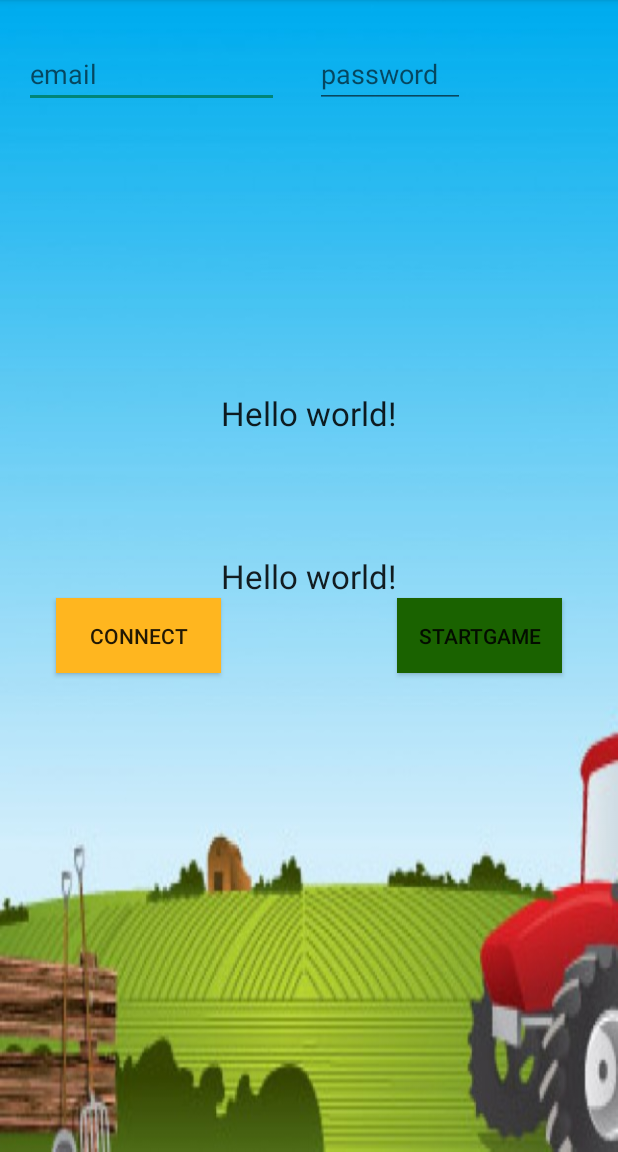
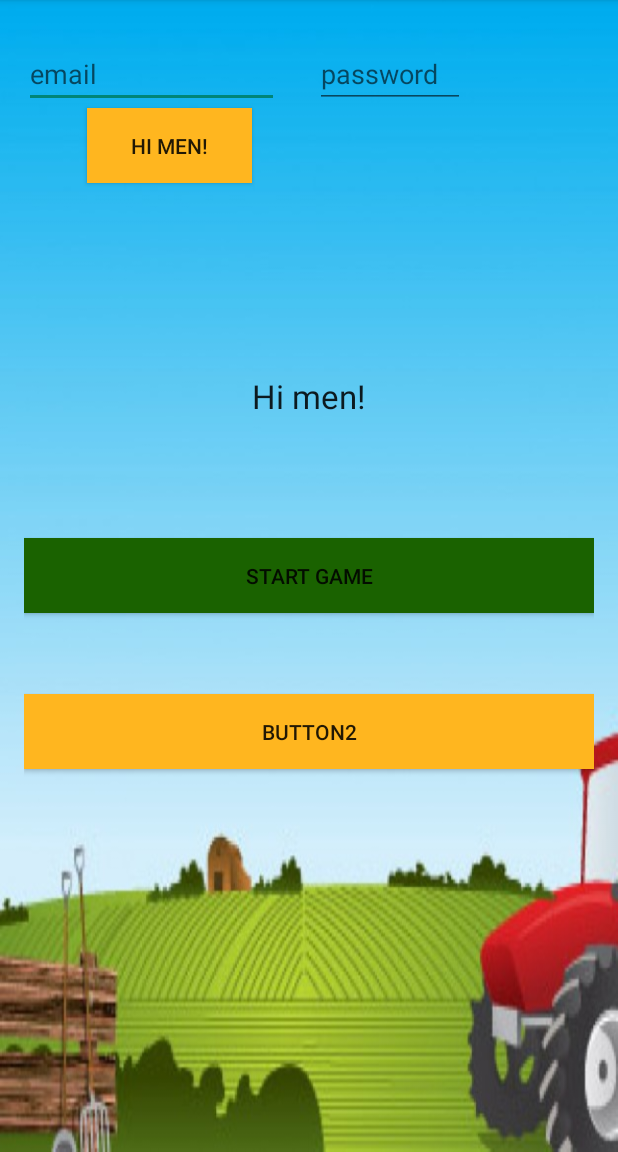
Before and after one commit to Nikita081/BullsAndCows, an Android app: the MainActivity screen opened directly, with no data from a screen before it, on a phone screen of 412 x 824 dp, the part 84-1236 px from its top. Run offline under Robolectric (Android 15) with nearby library versions, the phone set to English and light mode, and no system bars.

Commit message:
add icon, some pictures, some design

```diff
--- a/sourses/AndroidClient/app/src/main/java/com/fupm/skeb/androidclient/MainActivity.java
+++ b/sourses/AndroidClient/app/src/main/java/com/fupm/skeb/androidclient/MainActivity.java
@@ -16,14 +16,14 @@ public class MainActivity extends ActionBarActivity {
     private EditText email,password;
     private Button btnActTwo,button;
     private Client mClient;
-    private static int j=0;
+    private static int j = 0;
 
 
     @Override
     protected void onCreate(Bundle savedInstanceState) {
         super.onCreate(savedInstanceState);
         setContentView(R.layout.activity_main);
-        hello1 = (TextView)findViewById(R.id.textView);
+        hello1 = (TextView)findViewById(R.id.textView1);
         hello2 = (TextView)findViewById(R.id.textView1);
         email = (EditText)findViewById(R.id.editText1);
         password = (EditText)findViewById(R.id.editText2);
--- a/sourses/AndroidClient/app/src/main/res/layout/activity_main.xml
+++ b/sourses/AndroidClient/app/src/main/res/layout/activity_main.xml
@@ -8,23 +8,42 @@
 
 
     <TextView
-        android:id="@+id/textView"
-        android:layout_width="wrap_content"
-        android:layout_height="wrap_content"
-        android:text="@string/hello_world"
-        android:textAppearance="?android:attr/textAppearanceLarge"
-        android:layout_centerVertical="true"
-        android:layout_centerHorizontal="true" />
-    <TextView
         android:id="@+id/textView1"
         android:layout_width="wrap_content"
         android:layout_height="wrap_content"
-        android:text="@string/hello_world"
+        android:text="@string/hello"
         android:textAppearance="?android:attr/textAppearanceLarge"
-        android:layout_above="@+id/textView"
-        android:layout_alignLeft="@+id/textView"
-        android:layout_alignStart="@+id/textView"
-        android:layout_marginBottom="79dp" />
+        android:layout_marginBottom="80dp"
+        android:layout_above="@+id/btnActTwo"
+        android:layout_centerHorizontal="true" />
+
+
+    <Button
+        android:layout_width="110sp"
+        android:layout_height="50sp"
+        android:text="@string/button2"
+        android:id="@+id/button2"
+        android:background="@color/connect_back"
+        android:layout_below="@+id/btnActTwo"
+        android:layout_marginTop="54dp"
+        android:layout_alignParentRight="true"
+        android:layout_alignParentEnd="true"
+        android:layout_alignParentLeft="true"
+        android:layout_alignParentStart="true" />
+
+    <Button
+        android:layout_width="110sp"
+        android:layout_height="50sp"
+        android:text="@string/game"
+        android:id="@+id/btnActTwo"
+        android:layout_gravity="center"
+        android:background="@color/Glass_green"
+        android:layout_centerVertical="true"
+        android:layout_alignParentRight="true"
+        android:layout_alignParentEnd="true"
+        android:layout_alignParentLeft="true"
+        android:layout_alignParentStart="true" />
+
 
 
     <EditText
@@ -55,18 +74,8 @@
         android:text="@string/connect"
         android:id="@+id/button"
         android:background="@color/connect_back"
-        android:layout_below="@+id/textView"
-        android:layout_toLeftOf="@+id/textView"
-        android:layout_toStartOf="@+id/textView" />
-    <Button
-        android:layout_width="110sp"
-        android:layout_height="50sp"
-        android:text="@string/game"
-        android:id="@+id/btnActTwo"
-        android:layout_gravity="center"
-        android:background="@color/Glass_green"
-        android:layout_below="@+id/textView"
-        android:layout_toRightOf="@+id/textView"
-        android:layout_toEndOf="@+id/textView" />
+        android:layout_below="@+id/editText1"
+        android:layout_toLeftOf="@+id/textView1"
+        android:layout_toStartOf="@+id/textView1" />
 
 </RelativeLayout>
--- a/sourses/AndroidClient/app/src/main/res/values/strings.xml
+++ b/sourses/AndroidClient/app/src/main/res/values/strings.xml
@@ -1,13 +1,12 @@
 <resources>
     <string name="app_name">Bulls and Cows</string>
-
-    <string name="hello_world">Hello world!</string>
+    <string name="hello">Hi men!</string>
     <string name="action_settings">Settings</string>
-    <string name="connect">Connect</string>
+    <string name="button2">Button2</string>
     <string name="email">email</string>
     <string name="password">password</string>
     <string name="message">Message</string>
-    <string name="game">StartGame</string>
+    <string name="game">Start Game</string>
     <string name="title_activity_game">Game</string>
     <string name="tryNumber">Enter your number</string>
     <string name="welcome">Play with me, please</string>
@@ -15,12 +14,14 @@
     <string name="log">Here will be log of your game</string>
     <string name="log2">Here will be log game of your enemy</string>
     <string name="title_activity_list_game">ListGame</string>
-    <string name="random">Random</string>
-    <string name="computer">Computer</string>
+    <string name="multiplayer">Multiplayer</string>
+    <string name="single_player">Single player</string>
     <string name="title_activity_game_online">OnlineGame</string>
     <string name="riddle">Riddle</string>
     <string name="makeRiddle">Make a number</string>
     <string name="only4num">Please enter only 4 number!</string>
     <string name="compliment1">Поздравляем!\nВы отгадали число!</string>
     <string name="compliment2">ОК, я классный)</string>
+
+    <string name="connect">Hi men!</string>
 </resources>
```
Also changed, not shown: sourses/AndroidClient/app/src/main/res/layout/activity_game_online.xml (+12 -12 lines), sourses/AndroidClient/app/src/main/res/layout/activity_list_game.xml (+12 -11 lines), sourses/AndroidClient/app/src/main/res/layout/fragment_login.xml (+3 -4 lines), sourses/AndroidClient/app/src/main/res/drawable/bull2.jpg (deleted), sourses/AndroidClient/app/src/main/res/drawable/draw1.jpg (added), sourses/AndroidClient/app/src/main/res/drawable/draw2.jpg (added), sourses/AndroidClient/app/src/main/res/drawable/draw3.jpg (added), sourses/AndroidClient/app/src/main/res/drawable/draw5.png (added), sourses/AndroidClient/app/src/main/res/mipmap-hdpi/ic_launcher.png, sourses/AndroidClient/app/src/main/res/mipmap-mdpi/ic_launcher.png, sourses/AndroidClient/app/src/main/res/mipmap-xhdpi/ic_launcher.png, sourses/AndroidClient/app/src/main/res/mipmap-xxhdpi/ic_launcher.png.
